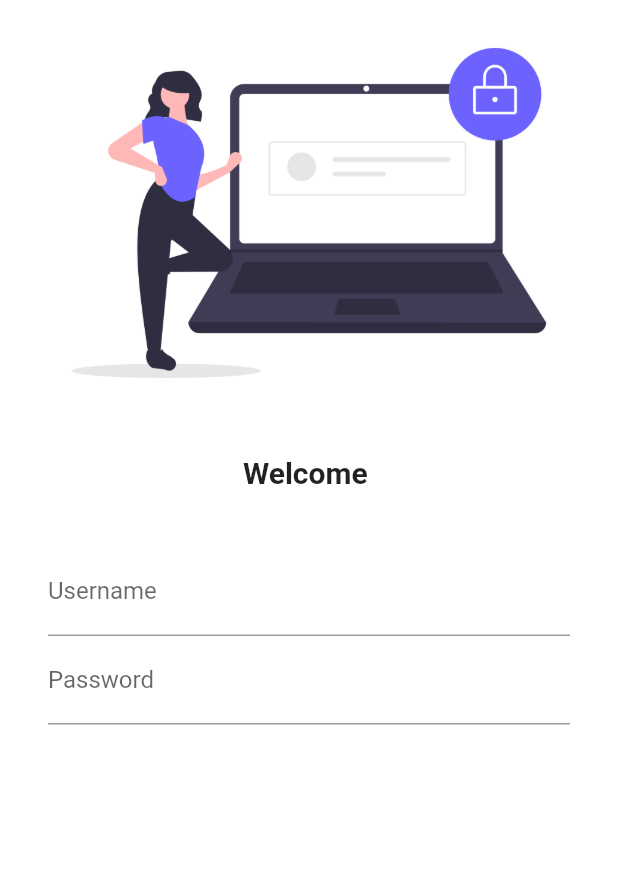
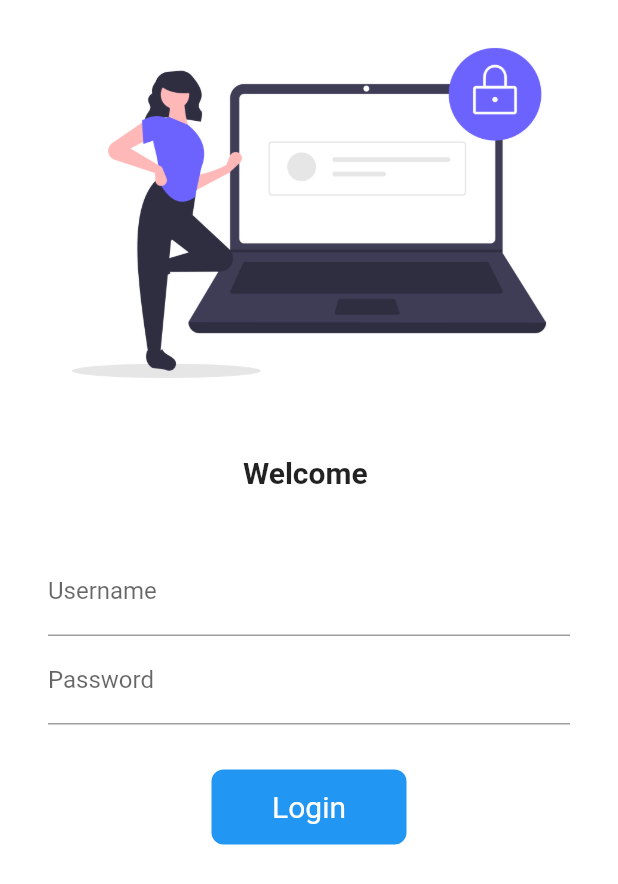
Before and after one commit to ayushkadbe/Shopping_Flutter_App, a Flutter app: the screen it shows after launch, on a phone screen of 412 x 824 dp. Shown: the top 884 px of the screen. Run offline on Flutter 3.47's test engine with Material 2 defaults, Android fonts, the phone set to English and light mode, and no system bars; our stand-ins replace google_fonts.

Commit message:
Login Form with Form Validation and Check

```diff
--- a/lib/pages/login_page.dart
+++ b/lib/pages/login_page.dart
@@ -12,6 +12,23 @@ class _LoginPageState extends State<LoginPage> {
   String name = "";
   bool changeButton = false; //for animation of login button
 
+  //a global key for the form widget to be used globally
+  final _formKey = GlobalKey<FormState>();
+  moveToHome(BuildContext context) async {
+    //if at currentState every Validation is passed then only GO TO ROUTE using login button
+    if (_formKey.currentState!.validate()) {
+      //now to change the state on login button click to show animation
+      setState(() {
+        changeButton = true;
+      });
+      Navigator.pushNamed(context, MyRoutes.homeRoute);
+      //After Login if the User comes back to login screen then it resets to normal Login BUtton without animation
+      setState(() {
+        changeButton = false;
+      });
+    }
+  }
+
   @override
   Widget build(BuildContext context) {
     return Material(
@@ -22,6 +39,8 @@ class _LoginPageState extends State<LoginPage> {
          >>This fix the error of Overflow on small screens
         */
       child: SingleChildScrollView(
+        child: Form(
+          key: _formKey,
           child: Column(
             children: [
               Image.asset(
@@ -44,8 +63,8 @@ class _LoginPageState extends State<LoginPage> {
               ),
 
               Padding(
-              padding:
-                  const EdgeInsets.symmetric(vertical: 18.0, horizontal: 32.0),
+                padding: const EdgeInsets.symmetric(
+                    vertical: 18.0, horizontal: 32.0),
                 child: Column(
                   children: [
                     TextFormField(
@@ -53,6 +72,13 @@ class _LoginPageState extends State<LoginPage> {
                         hintText: "Enter Username",
                         labelText: "Username",
                       ),
+                      //username validation
+                      validator: (value) {
+                        if (value!.isEmpty) {
+                          return ("Username can't be empty");
+                        }
+                        return null;
+                      },
                       //$name in front of welcome
                       onChanged: (value) {
                         name = value;
@@ -67,28 +93,33 @@ class _LoginPageState extends State<LoginPage> {
                         hintText: "Enter Password",
                         labelText: "Password",
                       ),
+                      //password validation
+                      validator: (value) {
+                        if (value!.isEmpty) {
+                          return ("Password can't be empty");
+                        } else if (value.length < 6) {
+                          return ("Password length should be more than 6");
+                        }
+                        return null;
+                      },
                     ),
                     const SizedBox(height: 30.0),
+                    Material(
+                      color: Colors.blue,
+                      //Decoration needs to given to Material not inside InkWell
+                      borderRadius:
+                          BorderRadius.circular(changeButton ? 70 : 8),
 
-                  InkWell(
-                    //animate button to red from primary color on click
-                    splashColor: Colors.red,
-                    onTap: () async {
-                      //now to change the state on login button click to show animation
-                      setState(() {
-                        changeButton = true;
-                      });
-                      await Future.delayed(const Duration(seconds: 1));
-                      Navigator.pushNamed(context, MyRoutes.homeRoute);
-                    },
-                    child: Ink(
-                      //Ink can be used instead of Container or AnimatedCointer for More features.
+                      child: InkWell(
+                        onTap: () => moveToHome(context),
+                        child: AnimatedContainer(
+                          duration: const Duration(seconds: 1),
                           //conditional statement for animation when changebutton = true;
                           width: changeButton ? 70 : 130,
                           height: 50,
-
+                          alignment: Alignment.center,
                           child: changeButton
-                          ? const Icon(Icons.done, color: Colors.white)
+                              ? Icon(Icons.done, color: Colors.white)
                               : const Text(
                                   "Login",
                                   style: TextStyle(
@@ -96,30 +127,16 @@ class _LoginPageState extends State<LoginPage> {
                                     fontSize: 20,
                                   ),
                                 ),
-                      decoration: BoxDecoration(
-                        color: Colors.blue,
-                        borderRadius:
-                            BorderRadius.circular(changeButton ? 70 : 8),
                         ),
                       ),
                     ),
-
-                  // ElevatedButton(
-                  //   style: TextButton.styleFrom(
-                  //     textStyle: const TextStyle(fontSize: 19),
-                  //     minimumSize: const Size(127, 45),
-                  //   ),
-                  //   onPressed: () {
-                  //     Navigator.pushNamed(context, MyRoutes.homeRoute);
-                  //   },
-                  //   child: const Text("Login"),
-                  // )
                   ],
                 ),
               ),
             ],
           ),
         ),
+      ),
       //),
     );
   }
```
Lines whose indentation alone changed are shown as unchanged.
